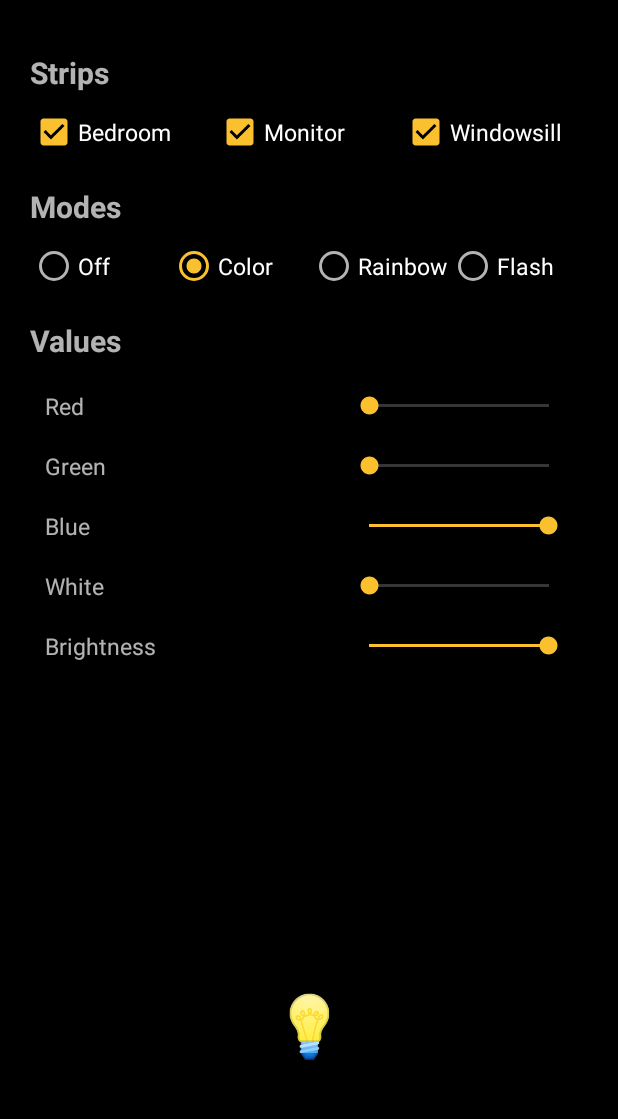
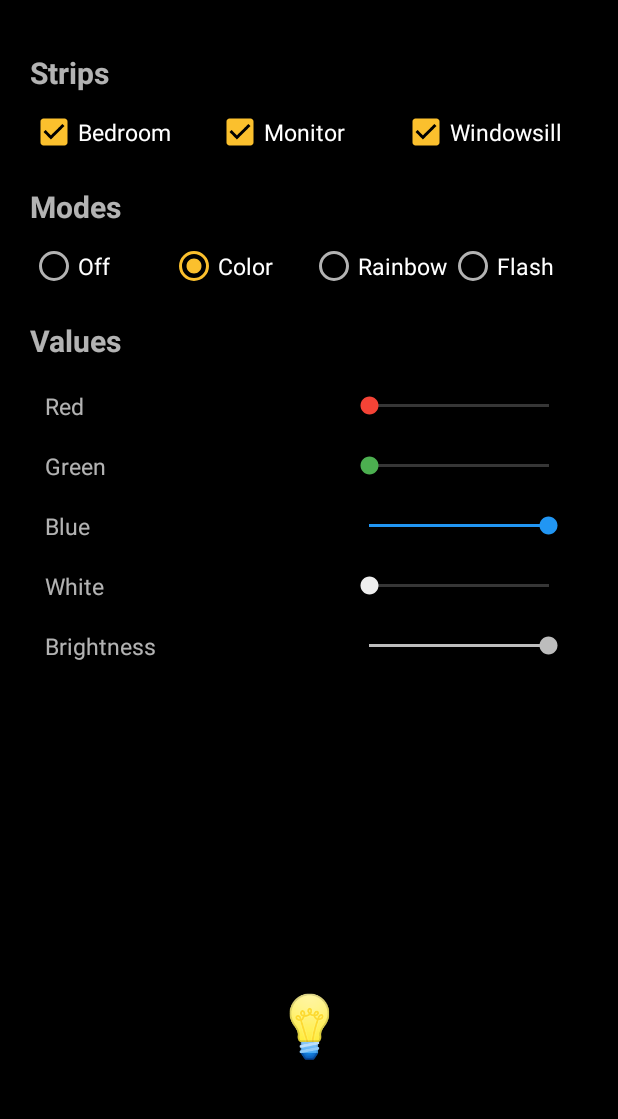
Before and after one commit to nvllsvm/aufseher-android, an Android app: the screen it shows after launch (MainActivity), on a phone screen of 412 x 824 dp, the part 62-1181 px from its top. Run offline under Robolectric (Android 15) with nearby library versions, the phone set to English and light mode, and no system bars.

Commit message:
Colorize seek bars

```diff
--- a/app/src/main/res/layout/activity_main.xml
+++ b/app/src/main/res/layout/activity_main.xml
@@ -162,6 +162,7 @@
                         android:id="@+id/seekbar_red"
                         android:layout_width="match_parent"
                         android:layout_height="match_parent"
+                        android:theme="@style/RedSeekBar"
                         android:max="255" />
                 </LinearLayout>
 
@@ -184,6 +185,7 @@
                         android:id="@+id/seekbar_green"
                         android:layout_width="match_parent"
                         android:layout_height="match_parent"
+                        android:theme="@style/GreenSeekBar"
                         android:max="255" />
                 </LinearLayout>
 
@@ -206,6 +208,7 @@
                         android:id="@+id/seekbar_blue"
                         android:layout_width="match_parent"
                         android:layout_height="match_parent"
+                        android:theme="@style/BlueSeekBar"
                         android:max="255" />
                 </LinearLayout>
 
@@ -228,6 +231,7 @@
                         android:id="@+id/seekbar_white"
                         android:layout_width="match_parent"
                         android:layout_height="match_parent"
+                        android:theme="@style/WhiteSeekBar"
                         android:max="255" />
                 </LinearLayout>
 
@@ -250,6 +254,7 @@
                         android:id="@+id/seekbar_brightness"
                         android:layout_width="match_parent"
                         android:layout_height="match_parent"
+                        android:theme="@style/SeekBar"
                         android:max="255" />
                 </LinearLayout>
 
@@ -272,6 +277,7 @@
                         android:id="@+id/seekbar_interval"
                         android:layout_width="match_parent"
                         android:layout_height="match_parent"
+                        android:theme="@style/SeekBar"
                         android:max="255" />
                 </LinearLayout>
             </LinearLayout>
--- a/app/src/main/res/values/colors.xml
+++ b/app/src/main/res/values/colors.xml
@@ -3,4 +3,9 @@
     <color name="colorPrimary">#000000</color>
     <color name="colorPrimaryDark">#000000</color>
     <color name="colorAccent">#fbc02d</color>
+    <color name="red">#f44336</color>
+    <color name="blue">#2196f3</color>
+    <color name="green">#4caf50</color>
+    <color name="white">#eeeeee</color>
+    <color name="grey">#bdbdbd</color>
 </resources>
--- a/app/src/main/res/values/styles.xml
+++ b/app/src/main/res/values/styles.xml
@@ -9,4 +9,23 @@
         <item name="android:windowBackground">@color/colorPrimary</item>
     </style>
 
+    <style name="SeekBar" parent="AppTheme">
+        <item name="colorAccent">@color/grey</item>
+    </style>
+
+    <style name="RedSeekBar" parent="SeekBar">
+        <item name="colorAccent">@color/red</item>
+    </style>
+
+    <style name="BlueSeekBar" parent="SeekBar">
+        <item name="colorAccent">@color/blue</item>
+    </style>
+
+    <style name="GreenSeekBar" parent="SeekBar">
+        <item name="colorAccent">@color/green</item>
+    </style>
+
+    <style name="WhiteSeekBar" parent="SeekBar">
+        <item name="colorAccent">@color/white</item>
+    </style>
 </resources>
```
